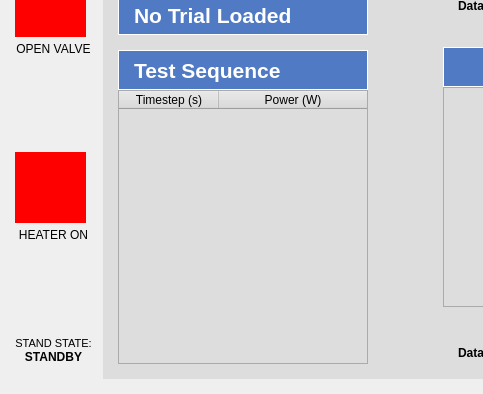
Above: App/UI/QT5_Generated_UI.ui from osuntp/ntp before the change; both pictures show x 0 to 483 and y 386 to 780 of the 1398 by 780 pixel window. Below: the same form after it.
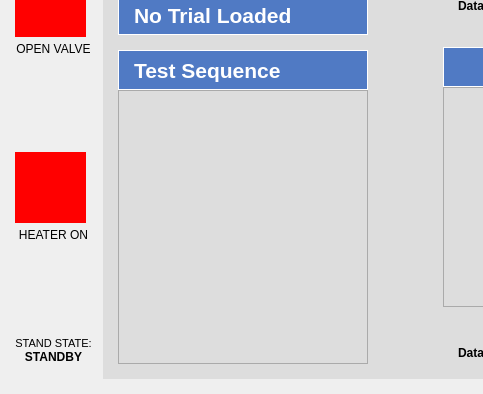
That is the form after the change. The open tabs and pages were chosen to show the change. Custom widgets are drawn as their Qt base class.

Commit message: Changed "Heater Power" on config page to "Value"

```diff
--- a/App/UI/QT5_Generated_UI.ui
+++ b/App/UI/QT5_Generated_UI.ui
@@ -2633,7 +2633,7 @@
                </size>
               </property>
               <attribute name="horizontalHeaderVisible">
-               <bool>true</bool>
+               <bool>false</bool>
               </attribute>
               <attribute name="horizontalHeaderCascadingSectionResizes">
                <bool>false</bool>
@@ -2651,7 +2651,7 @@
               </column>
               <column>
                <property name="text">
-                <string>Power (W)</string>
+                <string>Value</string>
                </property>
               </column>
              </widget>
```
Left out of the diff: 4 changed lines with no effect on the pictures. The commit also changes 1 other file.
